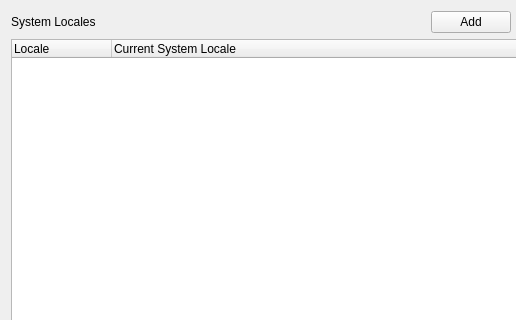
Before: the Qt Designer form src/manjaro-settings-manager/pages/page_language.ui in manjaro/manjaro-settings-manager, drawn with Qt 5; both pictures show x 0 to 516 and y 0 to 320 of the 694 by 522 pixel window.
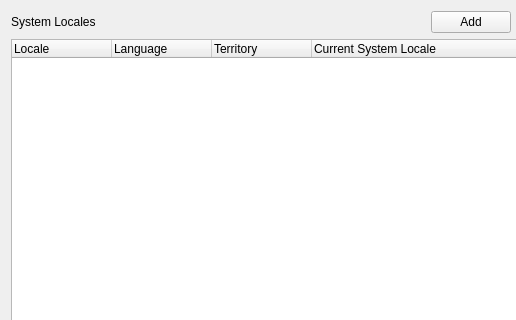
After: the same form once the commit is applied.

Commit message: improved locale page -> more informations are shown now

What changed in the file:
```diff
--- a/src/manjaro-settings-manager/pages/page_language.ui
+++ b/src/manjaro-settings-manager/pages/page_language.ui
@@ -66,6 +66,16 @@
        <string>Locale</string>
       </property>
      </column>
+     <column>
+      <property name="text">
+       <string>Language</string>
+      </property>
+     </column>
+     <column>
+      <property name="text">
+       <string>Territory</string>
+      </property>
+     </column>
      <column>
       <property name="text">
        <string>Current System Locale</string>
```
The commit also changes 5 other files.
